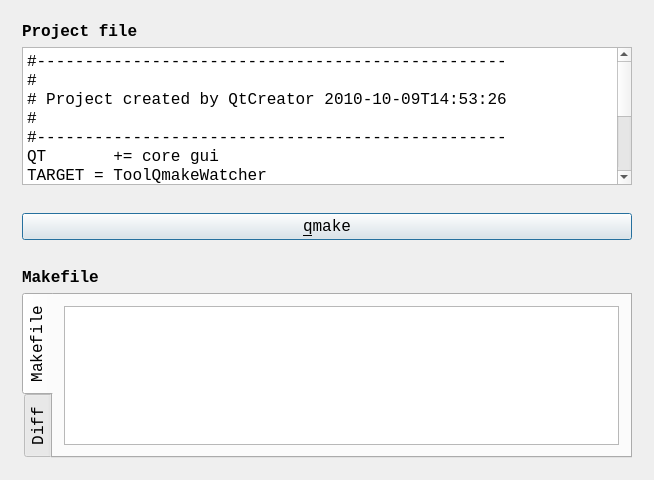
This is qtqmakewatchermaindialog.ui in richelbilderbeek/QmakeWatcher as Qt 5 draws it before an edit. The edited form follows.
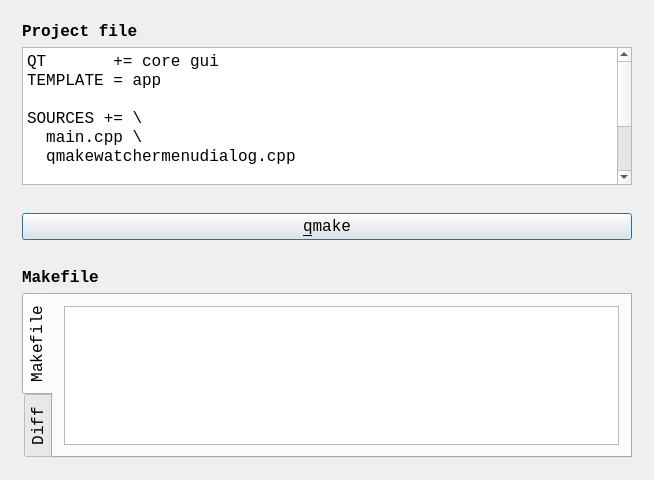
This is the edited form.

The edit to the form file:
```diff
--- a/qtqmakewatchermaindialog.ui
+++ b/qtqmakewatchermaindialog.ui
@@ -42,18 +42,16 @@
          <enum>Qt::ScrollBarAlwaysOn</enum>
         </property>
         <property name="plainText">
-         <string>#-------------------------------------------------
-#
-# Project created by QtCreator 2010-10-09T14:53:26
-#
-#-------------------------------------------------
-QT       += core gui
-TARGET = ToolQmakeWatcher
+         <string>QT       += core gui
 TEMPLATE = app
-SOURCES += main.cpp\
-        dialogmain.cpp
-HEADERS  += dialogmain.h
-FORMS    += dialogmain.ui</string>
+
+SOURCES += \
+  main.cpp \
+  qmakewatchermenudialog.cpp
+
+HEADERS  += qmakewatchermenudialog.h
+
+FORMS    += qmakewatchermenudialog.ui</string>
         </property>
         <property name="overwriteMode">
          <bool>false</bool>
```
